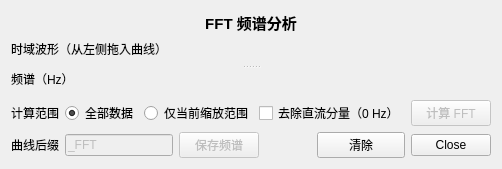
First picture: the form in patches/toolbox_FFT.ui, repository hlian8700-afk/PlotJuggler-GW-Chinese, before the edit.
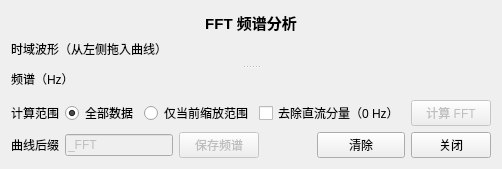
Second picture: the form after the edit.

Commit message: Use explicit Chinese Close buttons in all four tool pages

Patch:
```diff
--- a/patches/toolbox_FFT.ui
+++ b/patches/toolbox_FFT.ui
@@ -144,11 +144,11 @@
         </size>
        </property>
       </widget></item>
-<item><widget class="QDialogButtonBox" name="buttonBox">
-     <property name="standardButtons">
-      <set>QDialogButtonBox::Close</set>
-     </property>
-    </widget></item></layout></item>
+<item><widget class="QPushButton" name="closeToolButton">
+        <property name="minimumSize"><size><width>72</width><height>26</height></size></property>
+        <property name="text"><string>关闭</string></property>
+        <property name="autoDefault"><bool>false</bool></property>
+       </widget></item></layout></item>
   </layout>
  </widget>
  <resources/>
```
The commit also changes 4 other files.
